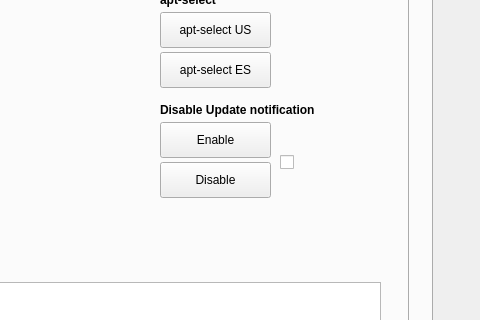
This is src/mainwindow.ui in adgellida/ubunsys as Qt 5 draws it before an edit; both pictures show x 208 to 688 and y 104 to 424 of the 688 by 590 pixel window. The edited form follows.
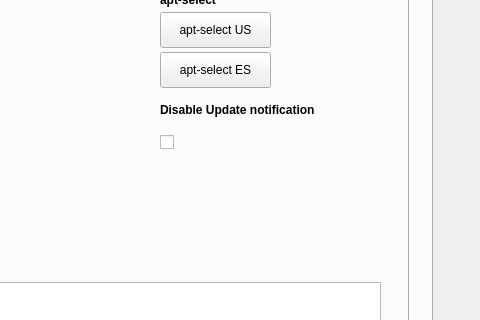
This is the edited form. The open tabs and pages were chosen to show the change. Icons and pictures are not drawn.

Diff of the .ui file:
```diff
--- a/src/mainwindow.ui
+++ b/src/mainwindow.ui
@@ -458,70 +458,14 @@
          <string>Disable Update notification</string>
         </property>
        </widget>
-       <widget class="QPushButton" name="enableUpdateNotificationButton">
-        <property name="geometry">
-         <rect>
-          <x>330</x>
-          <y>140</y>
-          <width>111</width>
-          <height>36</height>
-         </rect>
-        </property>
-        <property name="whatsThis">
-         <string/>
-        </property>
-        <property name="text">
-         <string>Enable</string>
-        </property>
-        <property name="iconSize">
-         <size>
-          <width>30</width>
-          <height>30</height>
-         </size>
-        </property>
-        <property name="shortcut">
-         <string/>
-        </property>
-        <property name="checkable">
-         <bool>false</bool>
-        </property>
-       </widget>
-       <widget class="QPushButton" name="disableUpdateNotificationButton">
-        <property name="geometry">
-         <rect>
-          <x>330</x>
-          <y>180</y>
-          <width>111</width>
-          <height>36</height>
-         </rect>
-        </property>
-        <property name="whatsThis">
-         <string/>
-        </property>
-        <property name="text">
-         <string>Disable</string>
-        </property>
-        <property name="iconSize">
-         <size>
-          <width>30</width>
-          <height>30</height>
-         </size>
-        </property>
-        <property name="shortcut">
-         <string/>
-        </property>
-        <property name="checkable">
-         <bool>false</bool>
-        </property>
-       </widget>
        <widget class="QCheckBox" name="checkBoxUpdateNotif">
         <property name="enabled">
          <bool>true</bool>
         </property>
         <property name="geometry">
          <rect>
-          <x>450</x>
-          <y>160</y>
+          <x>330</x>
+          <y>140</y>
           <width>51</width>
           <height>41</height>
          </rect>
```
Left out of the diff: 6 changed lines with no effect on the pictures.
